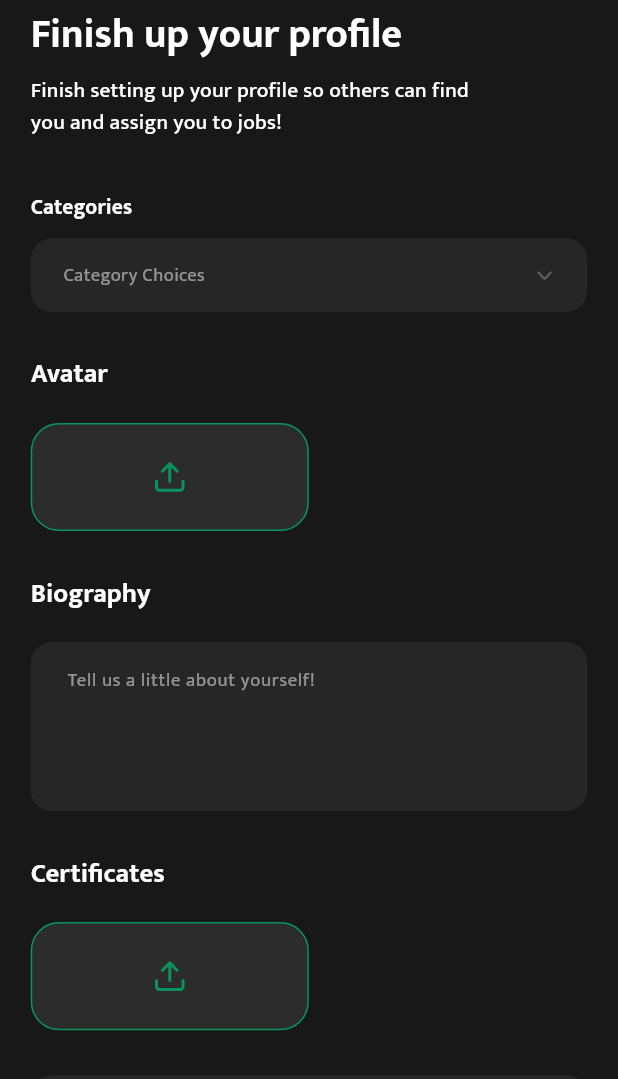
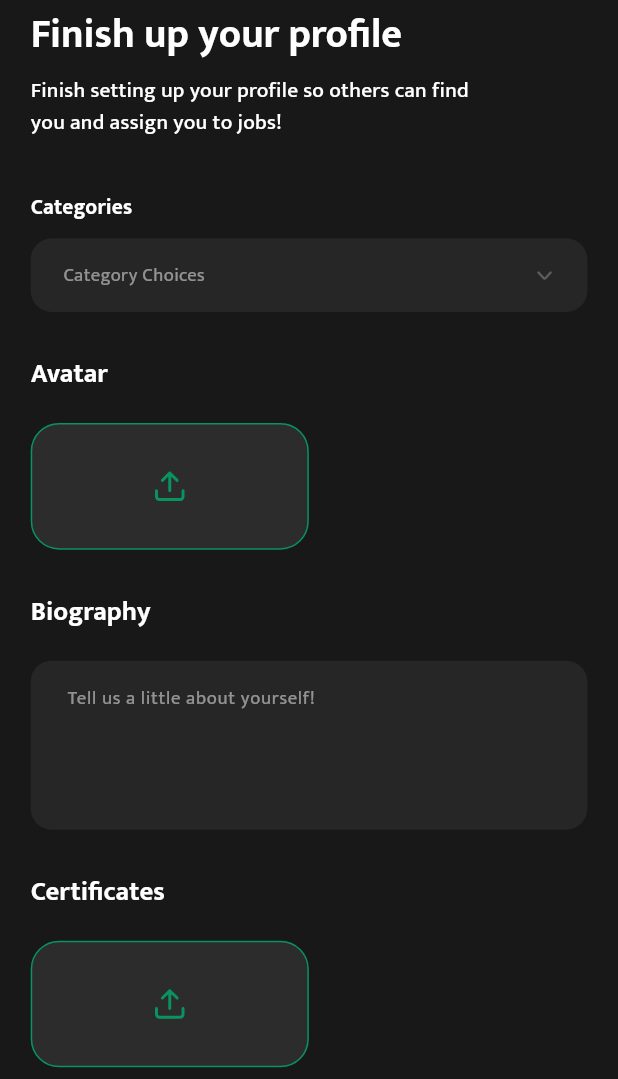
Before and after one commit to mohammadz0606/Irhebo, a Flutter app: the RegisterFreelancerScreen screen opened by its route, on a phone screen of 412 x 824 dp, the part 157-1236 px from its top. Run offline on Flutter 3.47's test engine with Material 3 defaults, Android fonts, the phone set to English and light mode, and no system bars; drawn by our look-alikes of oktoast, showcaseview; our stand-ins replace another_flushbar, bot_toast, cached_network_image, connectivity_plus, country_code_picker, dartz and 22 more; missing offline and left inert: audio_waveforms, cupertino_back_gesture, talker_dio_logger; accounts and stored records are empty; network calls fail; statements that could not run were skipped.

Commit message:
complete all tasks

```diff
--- a/lib/presentation/screens/auth/register/widgets/upload_file.dart
+++ b/lib/presentation/screens/auth/register/widgets/upload_file.dart
@@ -36,7 +36,7 @@ class _UploadFileWidgetState extends State<UploadFileWidget> {
       children: [
         Container(
           margin: const EdgeInsets.only(top: 20, bottom: 30),
-          height: 17.5 * (w / 100),
+          height: 20.5 * (w / 100),
           width: 45 * (w / 100),
           decoration: AppDecoration.getDecorationWithRadius(
             borderColor: AppLightColors.greenContainer,
@@ -49,12 +49,22 @@ class _UploadFileWidgetState extends State<UploadFileWidget> {
           alignment: Alignment.center,
           child: Consumer<FilesManagerProvider>(
             builder: (context, provider, _) {
-              return Column(
-                mainAxisAlignment: MainAxisAlignment.center,
+              return Stack(
                 children: [
-                  Visibility(
-                    visible: !provider.isLoadingPickFile,
-                    replacement: const CircularProgressIndicator.adaptive(),
+                  if (file != null)
+                    ClipRRect(
+                      borderRadius: BorderRadius.circular(20.r),
+                      child: SizedBox(
+                        height: double.infinity,
+                        width: double.infinity,
+                        child: Image.file(
+                          file!,
+                          fit: BoxFit.cover,
+                        ),
+                      ),
+                    ),
+                  if (!provider.isLoadingPickFile)
+                    Center(
                       child: IconButton(
                         onPressed: () async {
                           if (file != null) {
@@ -63,25 +73,28 @@ class _UploadFileWidgetState extends State<UploadFileWidget> {
                             setState(() {});
                           }
 
-                        File? pickFile =
-                            await provider.pickFile(fileType: widget.fileType);
+                          File? pickFile = await provider.pickFile(
+                              fileType: widget.fileType);
 
                           file = pickFile;
-
                           widget.onFileSelected(file);
-
                           setState(() {});
                         },
-                      icon: AppIcon(
+                        icon: file == null
+                            ? AppIcon(
                                 color: AppLightColors.greenContainer,
-                        path: file == null || widget.imageStartUrl == null
+                                path:
+                                    file == null || widget.imageStartUrl == null
                                         ? AppIcons.upload
                                         : AppIcons.attachment,
                                 width: 5.97 * (w / 100),
                                 height: 5.97 * (w / 100),
+                              )
+                            : const SizedBox(),
                       ),
-                    ),
-                  ),
+                    )
+                  else
+                    const Center(child: CircularProgressIndicator.adaptive()),
                 ],
               );
             },
@@ -109,7 +122,6 @@ class _UploadFileWidgetState extends State<UploadFileWidget> {
           const SizedBox(height: 20),
         },
         if (file == null && widget.imageStartUrl != null) ...{
-
           OpenFileItems(
             pathUrl: widget.imageStartUrl,
             fileName: extractFileName(widget.imageStartUrl!),
```
Also changed, not shown: lib/presentation/screens/portfolio/widgets/upload_multiple_file.dart (+67 -20 lines), lib/presentation/screens/request_details/widgets/request_details_bottom_bar.dart (+14 -6 lines). Lines whose indentation alone changed are shown as unchanged.
